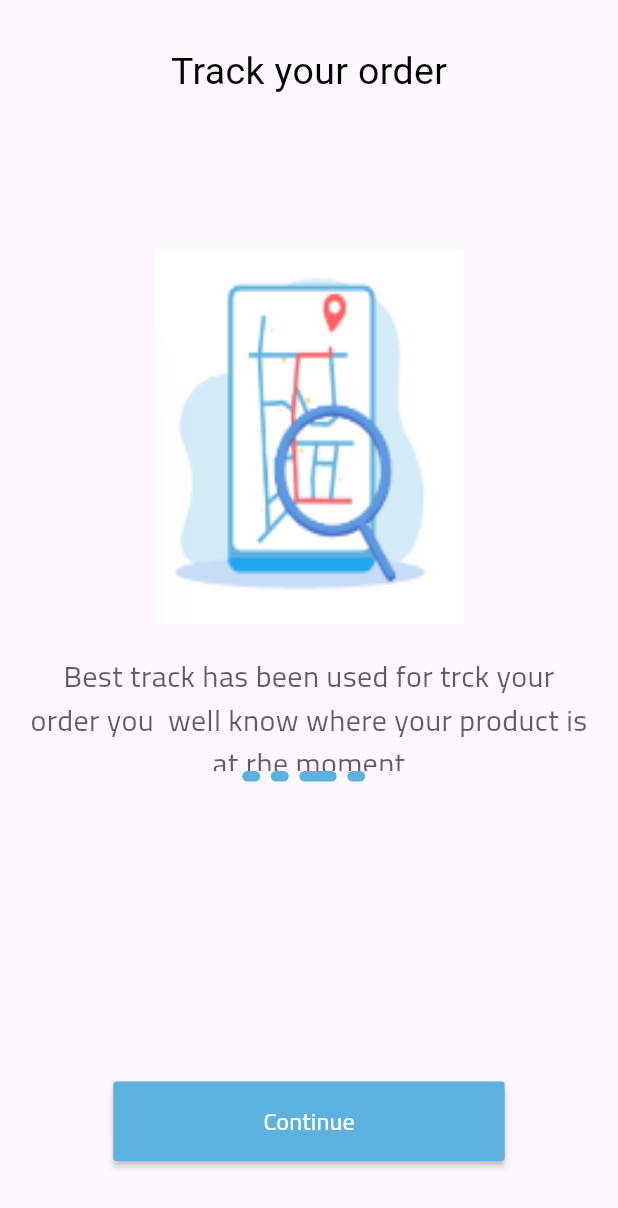
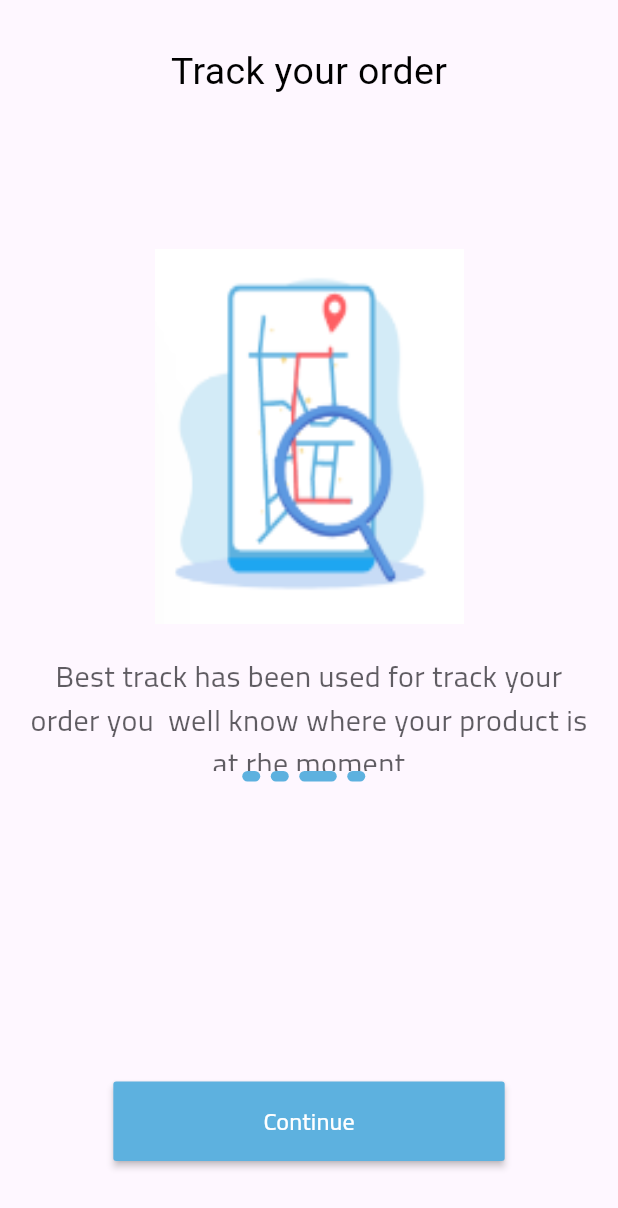
Before and after one commit to abdelrahman3003/ecommerce4, a Flutter app: the screen it shows after launch, swiped to page 3, on a phone screen of 412 x 824 dp. Shown: the top 1208 px of the screen. Run offline on Flutter 3.47's test engine with Material 3 defaults, Android fonts, the phone set to English and light mode, and no system bars; our stand-ins replace get, shared_preferences; Roboto replaces fonts that are missing (Pacifico).

Commit message:
add text translations

```diff
--- a/lib/core/localization/translations.dart
+++ b/lib/core/localization/translations.dart
@@ -3,7 +3,36 @@ import 'package:get/get_navigation/get_navigation.dart';
 class AppTrnaslations extends Translations {
   @override
   Map<String, Map<String, String>> get keys => {
-        "ar": {"1": "hi"},
-        "en": {"1": "اهلا"},
+        "en": {
+          "title1": "Choose Product",
+          "subtitle1":
+              "We have a 100k products, choose your product our e commerce shop",
+          "title2": "Easy & safe payment",
+          "subtitle2":
+              "Easy checkout and payment method. Trusted by our Customer from all over the world",
+          "title3": "Track your order",
+          "subtitle3":
+              "Best track has been used for track your order you  well know where your product is at rhe moment",
+          "title4": "Fast delivery",
+          "subtitle4":
+              "reliable and fast delivery , we deliver your product with the fastest way possible",
+          "onbordingButton": "Continue",
+          "onbordingButtonFinshed": "Get Start"
+        },
+        "ar": {
+          "title1": "اختار المنتج",
+          "subtitle1":
+              "لدينا 100 ألف منتج ، اختر منتجك متجر التجارة الإلكترونية الخاص بنا",
+          "title2": "دفع سهل وآمن",
+          "subtitle2":
+              "سهولة الدفع وطريقة الدفع. موثوق به من قبل عملائنا من جميع أنحاء العالم",
+          "title3": "تتبع طلبك ",
+          "subtitle3":
+              "تم استخدام أفضل مسار لتتبع طلبك ، فأنت تعرف جيدا مكان منتجك في الوقت الحالي",
+          "title4": "توصيل سريع",
+          "subtitle4": "تسليم موثوق وسريع ، نقدم منتجك بأسرع طريقة ممكنة",
+          "onbordingButton": "استمرار",
+          "onbordingButtonFinshed": "بدء"
+        },
       };
 }
--- a/lib/data/datasource/static/static.dart
+++ b/lib/data/datasource/static/static.dart
@@ -1,25 +1,14 @@
 import 'package:eccommerce4/core/constant/images_asset.dart';
 import 'package:eccommerce4/data/model/oncoarding_model.dart';
+import 'package:get/get.dart';
 
 List<OnboradingModel> onboardingmodeList = [
   OnboradingModel(
-      title: "Choose Product",
-      subtitle:
-          "We have a 100k products, choose your product our e commerce shop",
-      image: ImageAsset.one),
+      title: "title1".tr, subtitle: "subtitle1".tr, image: ImageAsset.one),
   OnboradingModel(
-      title: "Easy & safe payment",
-      subtitle:
-          "Easy checkout and payment method. Trusted by our Customer from all over the world",
-      image: ImageAsset.two),
+      title: "title2".tr, subtitle: "subtitle2".tr, image: ImageAsset.two),
   OnboradingModel(
-      title: "Track your order",
-      subtitle:
-          "Best track has been used for trck your order you  well know where your product is at rhe moment ",
-      image: ImageAsset.three),
+      title: "title3".tr, subtitle: "subtitle3".tr, image: ImageAsset.three),
   OnboradingModel(
-      title: "Fast delivery ",
-      subtitle:
-          "reliable and fast delivery , we deliver your product with the fastest way possible",
-      image: ImageAsset.four),
+      title: "title4".tr, subtitle: "subtitle4".tr, image: ImageAsset.four),
 ];
--- a/lib/main.dart
+++ b/lib/main.dart
@@ -1,8 +1,11 @@
 import 'package:eccommerce4/core/constant/routsApp.dart';
+import 'package:eccommerce4/core/localization/local_controller.dart';
 import 'package:eccommerce4/core/localization/translations.dart';
 import 'package:eccommerce4/core/services/services.dart';
 import 'package:eccommerce4/view/onboarding/onboarding.dart';
 import 'package:flutter/material.dart';
+import 'package:get/get_core/src/get_main.dart';
+import 'package:get/get_instance/get_instance.dart';
 import 'package:get/get_navigation/src/root/get_material_app.dart';
 
 void main() async {
@@ -16,7 +19,9 @@ class Ecommerce extends StatelessWidget {
 
   @override
   Widget build(BuildContext context) {
+    LocalController controller = Get.put(LocalController());
     return GetMaterialApp(
+      locale: controller.language,
       translations: AppTrnaslations(),
       home: const Onboarding(),
       debugShowCheckedModeBanner: false,
--- a/lib/view/onboarding/widgets/onboarding_buttton.dart
+++ b/lib/view/onboarding/widgets/onboarding_buttton.dart
@@ -2,9 +2,7 @@ import 'package:eccommerce4/controller/onboarding_controller.dart';
 import 'package:eccommerce4/core/constant/routsApp.dart';
 import 'package:eccommerce4/core/shared/widgets/buttons/Button1.dart';
 import 'package:flutter/material.dart';
-import 'package:get/get_core/get_core.dart';
-import 'package:get/get_navigation/get_navigation.dart';
-import 'package:get/get_state_manager/get_state_manager.dart';
+import 'package:get/get.dart';
 
 class OnboardingButton extends StatelessWidget {
   const OnboardingButton({
@@ -21,7 +19,10 @@ class OnboardingButton extends StatelessWidget {
             Get.offAllNamed(kSignin);
           }
         },
-              text: controller.isfinish ? "Get Start" : "Continue",
-            ));
+        text: controller.isfinish
+            ? "onbordingButtonFinshed".tr
+            : "onbordingButton".tr,
+      ),
+    );
   }
 }
```
Also changed, not shown: lib/view/onboarding/widgets/langugeIcon.dart (added). Lines whose indentation alone changed are shown as unchanged.
